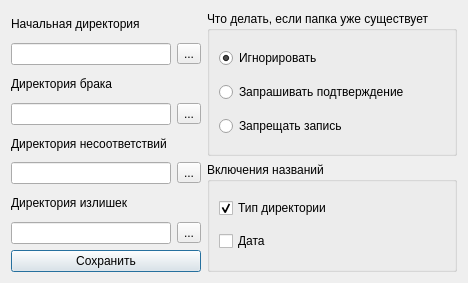
Above: settingsform.ui from The-Zealot/WBFolderManager before the change. Below: the same form after it.
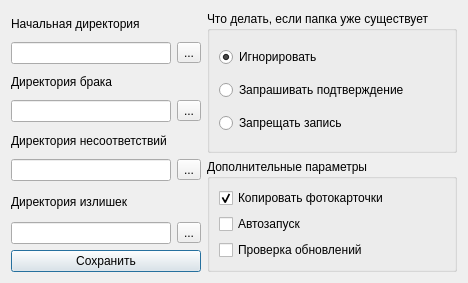
That is the form after the change.

The edit to the form file:
```diff
--- a/settingsform.ui
+++ b/settingsform.ui
@@ -138,13 +138,13 @@
    <item row="5" column="2" rowspan="4">
     <widget class="QGroupBox" name="groupBox_2">
      <property name="title">
-      <string>Включения названий</string>
+      <string>Дополнительные параметры</string>
      </property>
      <layout class="QVBoxLayout" name="verticalLayout_2">
       <item>
        <widget class="QCheckBox" name="checkBox">
         <property name="text">
-         <string>Тип директории</string>
+         <string>Копировать фотокарточки</string>
         </property>
         <property name="checkable">
          <bool>true</bool>
@@ -157,7 +157,14 @@
       <item>
        <widget class="QCheckBox" name="checkBox_2">
         <property name="text">
-         <string>Дата</string>
+         <string>Автозапуск</string>
+        </property>
+       </widget>
+      </item>
+      <item>
+       <widget class="QCheckBox" name="checkBox_3">
+        <property name="text">
+         <string>Проверка обновлений</string>
         </property>
        </widget>
       </item>
```
Left out of the diff: 2 changed lines with no effect on the pictures.
